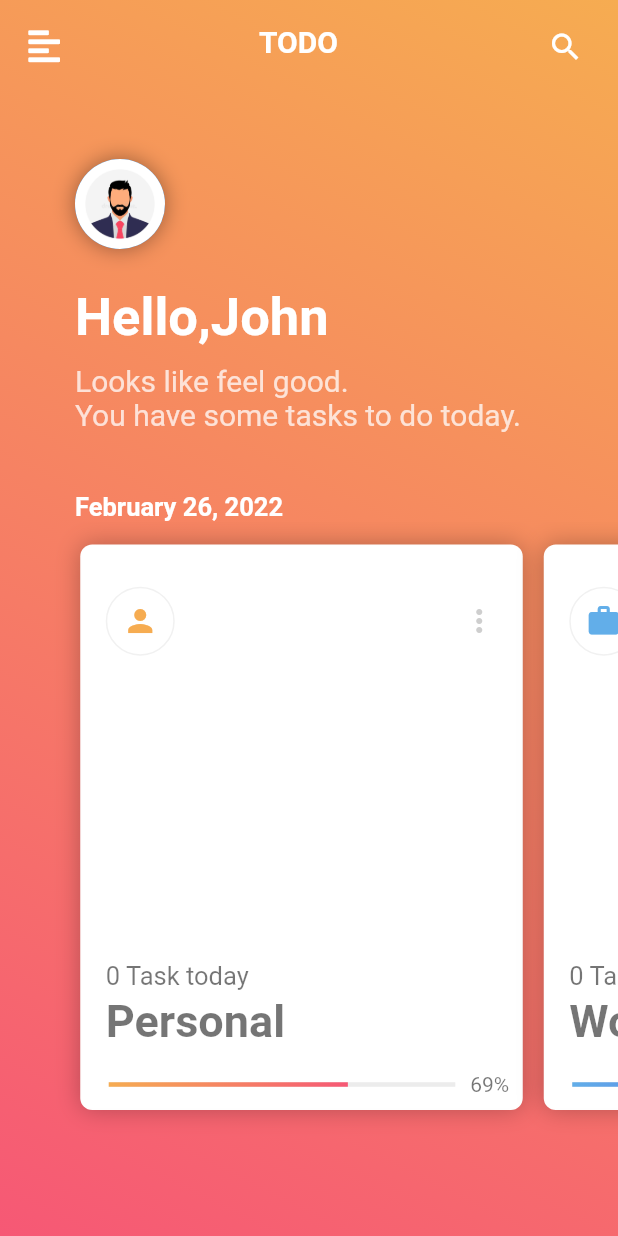
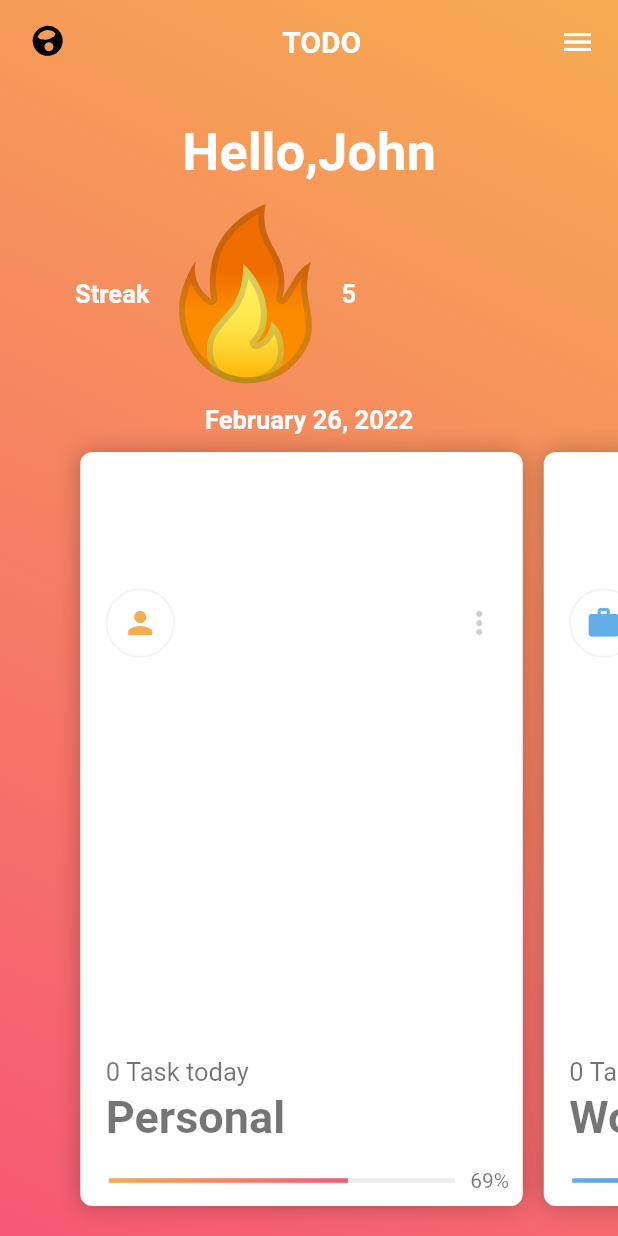
Before and after one commit to RGTechPro/habit_heat, a Flutter app: the screen it shows after launch, on a phone screen of 412 x 824 dp. Run offline on Flutter 3.47's test engine with Material 2 defaults, Android fonts, the phone set to English and light mode, and no system bars; drawn by our look-alikes of percent_indicator; our stand-ins replace cloud_firestore, firebase_auth, flutter_signin_button, flutter_svg, font_awesome_flutter, google_sign_in and 2 more; missing offline and left inert: cloud_firestore_web, firebase_auth_web, firebase_core_web, google_sign_in_web; accounts and stored records are empty.

Commit message:
home page

```diff
--- a/lib/sccreens/home_page.dart
+++ b/lib/sccreens/home_page.dart
@@ -1,9 +1,11 @@
 import 'package:flutter/material.dart';
+import 'package:flutter_svg/svg.dart';
 import 'package:font_awesome_flutter/font_awesome_flutter.dart';
 import 'package:habit_heat/constants/size_config.dart';
 import 'package:habit_heat/sccreens/log_in.dart';
 import 'package:habit_heat/widgets/card.dart';
 import 'package:intl/intl.dart';
+import 'package:lottie/lottie.dart';
 import 'package:provider/provider.dart';
 import 'package:habit_heat/Provider/account.dart';
 import 'package:firebase_auth/firebase_auth.dart';
@@ -41,134 +43,184 @@ class _HomePageState extends State<HomePage> {
               begin: Alignment.topRight,
               end: Alignment.bottomLeft)),
       child: Scaffold(
-        drawer: Drawer(
-          child: Padding(
-            padding: const EdgeInsets.all(50.0),
-            child: Column(
-              mainAxisAlignment: MainAxisAlignment.start,
-              children: [
-                Padding(
-                  padding: const EdgeInsets.symmetric(vertical: 15),
-                  child: GestureDetector(
-                    onTap: () {
-                      Provider.of<Auth>(context, listen: false).logout(context);
-                      Navigator.of(context).popUntil((route) => route.isFirst);
-                      Navigator.pushReplacement(
-                          context,
-                          MaterialPageRoute(
-                              builder: (context) => const LogIn()));
-                    },
-                    child: Row(
-                      mainAxisAlignment: MainAxisAlignment.spaceBetween,
-                      children: [
-                        Text(
-                          'Logout',
-                          style: TextStyle(
-                              fontFamily: 'Roboto',
-                              fontSize: 20,
-                              color: Colors.red),
-                        ),
-                        Icon(
-                          Icons.logout,
-                          color: Colors.red,
-                        ),
-                      ],
-                    ),
-                  ),
-                ),
-                Padding(
-                  padding: const EdgeInsets.symmetric(vertical: 15),
-                  child: GestureDetector(
-                    onTap: () {
-                      _launchURL();
-                    },
-                    child: Row(
-                      mainAxisAlignment: MainAxisAlignment.spaceBetween,
-                      children: [
-                        Text(
-                          'Privacy Policy',
-                          style: TextStyle(
-                              fontFamily: 'Roboto',
-                              fontSize: 20,
-                              color: Colors.red),
-                        ),
-                        Icon(
-                          Icons.privacy_tip,
-                          color: Colors.red,
-                        ),
-                      ],
-                    ),
-                  ),
-                ),
-              ],
-            ),
-          ),
-        ),
+        // drawer: Drawer(
+        //   child: Padding(
+        //     padding: const EdgeInsets.all(50.0),
+        //     child: Column(
+        //       mainAxisAlignment: MainAxisAlignment.start,
+        //       children: [
+        //         Padding(
+        //           padding: const EdgeInsets.symmetric(vertical: 15),
+        //           child: GestureDetector(
+        //             onTap: () {
+        //               Provider.of<Auth>(context, listen: false).logout(context);
+        //               Navigator.of(context).popUntil((route) => route.isFirst);
+        //               Navigator.pushReplacement(
+        //                   context,
+        //                   MaterialPageRoute(
+        //                       builder: (context) => const LogIn()));
+        //             },
+        //             child: Row(
+        //               mainAxisAlignment: MainAxisAlignment.spaceBetween,
+        //               children: [
+        //                 Text(
+        //                   'Logout',
+        //                   style: TextStyle(
+        //                       fontFamily: 'Roboto',
+        //                       fontSize: 20,
+        //                       color: Colors.red),
+        //                 ),
+        //                 Icon(
+        //                   Icons.logout,
+        //                   color: Colors.red,
+        //                 ),
+        //               ],
+        //             ),
+        //           ),
+        //         ),
+        //         Padding(
+        //           padding: const EdgeInsets.symmetric(vertical: 15),
+        //           child: GestureDetector(
+        //             onTap: () {
+        //               _launchURL();
+        //             },
+        //             child: Row(
+        //               mainAxisAlignment: MainAxisAlignment.spaceBetween,
+        //               children: [
+        //                 Text(
+        //                   'Privacy Policy',
+        //                   style: TextStyle(
+        //                       fontFamily: 'Roboto',
+        //                       fontSize: 20,
+        //                       color: Colors.red),
+        //                 ),
+        //                 Icon(
+        //                   Icons.privacy_tip,
+        //                   color: Colors.red,
+        //                 ),
+        //               ],
+        //             ),
+        //           ),
+        //         ),
+        //       ],
+        //     ),
+        //   ),
+        // ),
         backgroundColor: Colors.transparent,
         appBar: AppBar(
-          title: Center(
+          title:const Center(
               child: Padding(
             padding: const EdgeInsets.all(11.0),
             child: Text(
               'TODO',
               style:
-                  TextStyle(fontFamily: 'Roboto', fontWeight: FontWeight.bold),
+                  const TextStyle(fontFamily: 'Roboto', fontWeight: FontWeight.bold),
             ),
           )),
-          leading: Builder(builder: (context) {
-            return Padding(
-              padding: const EdgeInsets.all(11.0),
-              child: IconButton(
-                icon: FaIcon(FontAwesomeIcons.alignLeft),
-                onPressed: () {
-                  Scaffold.of(context).openDrawer();
+          leading: Container(
+            padding: EdgeInsets.only(left: 10),
+            width: 30,
+            height: 30,
+            // decoration: BoxDecoration(
+            //   shape: BoxShape.circle,
+            //   boxShadow: [
+            //     BoxShadow(
+            //         blurRadius: 12,
+            //         color: Colors.black38,
+            //         spreadRadius: 0)
+            //   ],
+            // ),
+
+            child: Lottie.asset("assets/lottie/profile.json"),
+            // child: CircleAvatar(
+            //     radius: 20,
+            //     child: ClipRRect(
+            //       borderRadius: BorderRadius.circular(30),
+            //       child: Image.asset(
+            //         'images/avatar.jpg',
+            //         //height: 20,
+            //         //width: 20,
+            //         //fit: BoxFit.fitWidth,
+            //       ),
+            //     )),
+          ),
+          actions: [
+            // Padding(
+            //   padding: const EdgeInsets.all(11.0),
+            //   child: IconButton(
+            //     icon: Icon(Icons.search),
+            //     onPressed: () {},
+            //   ),
+            // )
+
+            // this is the drop down menu thing in the application that will be used to
+            // select a particular item in the field
+            Padding(
+              padding: const EdgeInsets.only(right:15.0),
+              child: PopupMenuButton(
+                color: Colors.black,
+                child: Icon(
+                  Icons.menu,
+                  color: Colors.white,
+                ),
+                itemBuilder: (context) {
+                  return List.generate(1, (index) {
+                    return PopupMenuItem(
+                      onTap: () {
+
+                      },
+                      //textStyle: GoogleFonts.openSans(fontSize: 12,color:ourWhite),
+                      height: 20,
+                      child: Container(
+                          color: Colors.black,
+                          height: 20,
+
+                          child: Text("data"),
+                      ),
+                    );
+                  });
                 },
               ),
-            );
-          }),
-          actions: [
-            Padding(
-              padding: const EdgeInsets.all(11.0),
-              child: IconButton(
-                icon: Icon(Icons.search),
-                onPressed: () {},
             ),
-            )
+
+
           ],
           backgroundColor: Colors.transparent,
         ),
         body: Column(
           crossAxisAlignment: CrossAxisAlignment.start,
           children: [
-            Padding(
-              padding: const EdgeInsets.only(left: 50, right: 50, top: 50),
+            Expanded(
+              flex:3,
+              child: Padding(
+                padding: const EdgeInsets.only(left: 50, right: 50, top: 20),
                 child: Column(
-                crossAxisAlignment: CrossAxisAlignment.start,
+                  crossAxisAlignment: CrossAxisAlignment.center,
                   children: [
-                  Container(
-                    decoration: BoxDecoration(
-                      shape: BoxShape.circle,
-                      boxShadow: [
-                        BoxShadow(
-                            blurRadius: 12,
-                            color: Colors.black38,
-                            spreadRadius: 0)
-                      ],
-                    ),
-                    child: CircleAvatar(
-                        radius: 30,
-                        child: ClipRRect(
-                          borderRadius: BorderRadius.circular(30),
-                          child: Image.asset(
-                            'images/avatar.jpg',
-                            height: 60,
-                            width: 60,
-                            fit: BoxFit.fitWidth,
-                          ),
-                        )),
-                  ),
+                    // Container(
+                    //   decoration: BoxDecoration(
+                    //     shape: BoxShape.circle,
+                    //     boxShadow: [
+                    //       BoxShadow(
+                    //           blurRadius: 12,
+                    //           color: Colors.black38,
+                    //           spreadRadius: 0)
+                    //     ],
+                    //   ),
+                    //   child: CircleAvatar(
+                    //       radius: 30,
+                    //       child: ClipRRect(
+                    //         borderRadius: BorderRadius.circular(30),
+                    //         child: Image.asset(
+                    //           'images/avatar.jpg',
+                    //           height: 60,
+                    //           width: 60,
+                    //           fit: BoxFit.fitWidth,
+                    //         ),
+                    //       )),
+                    // ),
                     SizedBox(
-                    height: 25,
+                      height: 5,
                     ),
                     Text(
                       'Hello,John',
@@ -177,20 +229,43 @@ class _HomePageState extends State<HomePage> {
                           fontFamily: 'Roboto',
                           fontWeight: FontWeight.bold,
                           color: Colors.white,
-                        fontSize: 35),
+                          fontSize: 35,
+
+                      ),
+                      textAlign: TextAlign.center,
                     ),
                     SizedBox(
                       height: 10,
                     ),
-                  Text(
-                    'Looks like feel good.\nYou have some tasks to do today.',
-                    style: TextStyle(
+                    // Text(
+                    //   'Looks like feel good.\nYou have some tasks to do today.',
+                    //   style: TextStyle(
+                    //       fontFamily: 'Roboto',
+                    //       color: Colors.white.withOpacity(.75),
+                    //       fontSize: 20),
+                    //   textAlign: TextAlign.center,
+                    //
+                    // ),
+
+                    Center(
+                      child: Row(
+                        children: [
+                          Text("Streak",style: TextStyle(
                               fontFamily: 'Roboto',
-                        color: Colors.white.withOpacity(.75),
-                        fontSize: 20),
+                              color: Colors.white,
+                              fontSize: 17,
+                              fontWeight: FontWeight.bold),),
+                          SvgPicture.asset("assets/icons/streak.svg"),
+                          Text("5",style: TextStyle(
+                              fontFamily: 'Roboto',
+                              color: Colors.white,
+                              fontSize: 17,
+                              fontWeight: FontWeight.bold),),
+                        ],
+                      ),
                     ),
                     SizedBox(
-                    height: 40,
+                      height: 10,
                     ),
                     Text(
                       DateFormat.yMMMMd('en_US').format(now),
@@ -203,7 +278,10 @@ class _HomePageState extends State<HomePage> {
                   ],
                 ),
               ),
-            Padding(
+            ),
+            Expanded(
+              flex: 7,
+              child: Padding(
                 padding: const EdgeInsets.symmetric(horizontal: 0),
                 child: SizedBox(
                   height: SizeConfig.screenHeight! * 0.5,
@@ -241,6 +319,7 @@ class _HomePageState extends State<HomePage> {
                         )
                       ]),
                 ),
+              ),
             )
           ],
         ),
--- a/pubspec.yaml
+++ b/pubspec.yaml
@@ -22,6 +22,7 @@ dependencies:
   flutter_svg: ^1.0.3
   intl: ^0.17.0
   url_launcher: ^6.0.20
+  lottie: ^1.2.2
 
   # The following adds the Cupertino Icons font to your application.
   # Use with the CupertinoIcons class for iOS style icons.
@@ -37,5 +38,6 @@ flutter:
   assets:
     - images/
     - assets/icons/
+    - assets/lottie/
 
   uses-material-design: true
```
Also changed, not shown: assets/lottie/profile.json (added, +1 -0 lines), assets/icons/streak.svg (added), 1 other file. Lines whose indentation alone changed are shown as unchanged.
